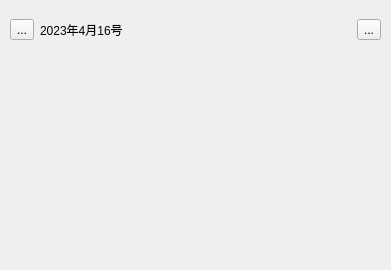
Before: the Qt Designer form App/controls/checkinwidget.ui in kevinWu7/LifeNote, drawn with Qt 5.
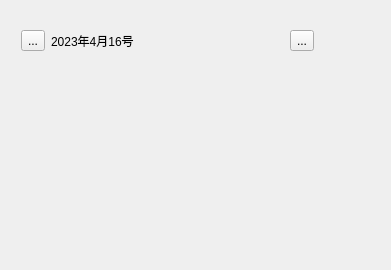
After: the same form once the commit is applied. Custom widgets are drawn as their Qt base class.

Commit message: realize function:add calendarControl

Diff of the .ui file:
```diff
--- a/App/controls/checkinwidget.ui
+++ b/App/controls/checkinwidget.ui
@@ -13,21 +13,9 @@
   <property name="windowTitle">
    <string>Form</string>
   </property>
-  <layout class="QVBoxLayout" name="verticalLayout">
-   <property name="leftMargin">
-    <number>0</number>
-   </property>
-   <property name="topMargin">
-    <number>0</number>
-   </property>
-   <property name="rightMargin">
-    <number>0</number>
-   </property>
-   <property name="bottomMargin">
-    <number>0</number>
-   </property>
+  <layout class="QHBoxLayout" name="horizontalLayout">
    <item>
-    <widget class="QWidget" name="mainWidget" native="true">
+    <widget class="QWidget" name="leftNavigateWidget" native="true">
      <layout class="QVBoxLayout" name="verticalLayout_2">
       <property name="leftMargin">
        <number>10</number>
@@ -119,8 +107,26 @@
      </layout>
     </widget>
    </item>
+   <item>
+    <widget class="CalendarControl" name="calendarWidget" native="true">
+     <property name="minimumSize">
+      <size>
+       <width>50</width>
+       <height>0</height>
+      </size>
+     </property>
+    </widget>
+   </item>
   </layout>
  </widget>
+ <customwidgets>
+  <customwidget>
+   <class>CalendarControl</class>
+   <extends>QWidget</extends>
+   <header location="global">calendarcontrol.h</header>
+   <container>1</container>
+  </customwidget>
+ </customwidgets>
  <resources/>
  <connections/>
 </ui>
```
The commit also changes 12 other files.
